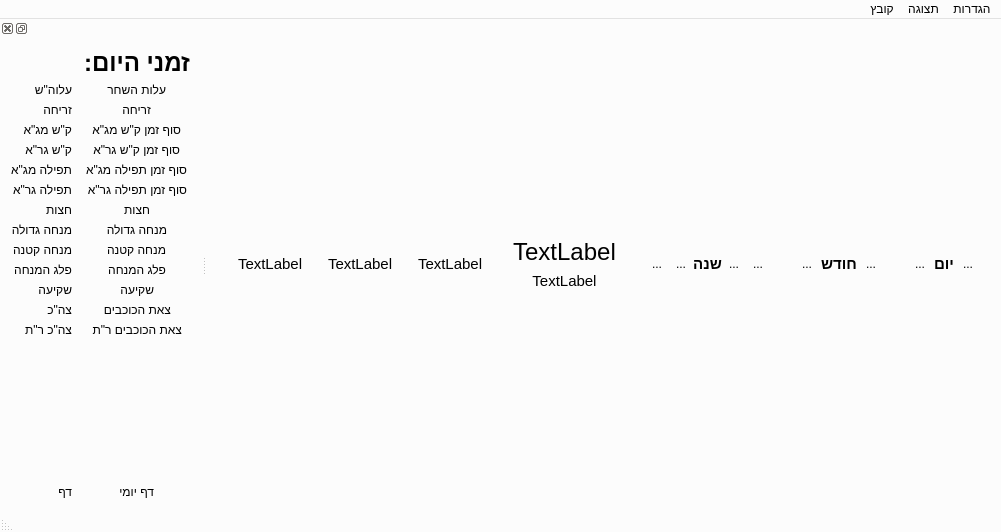
The window that mainwindow.ui (MosheWagner/luach) describes before a commit, drawn with Qt 5.
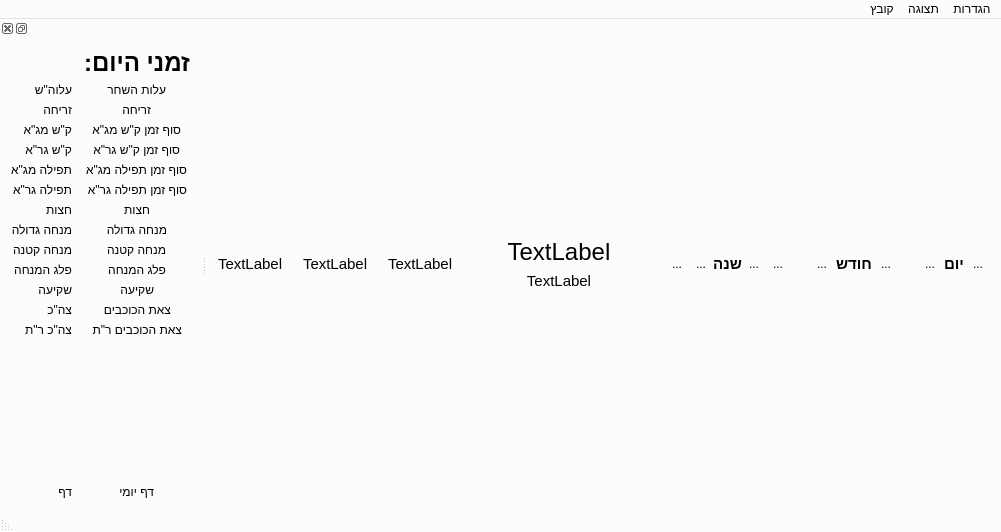
The same window after the commit. Icons and pictures are not drawn.

Commit message: - Top labels' size fixed

```diff
--- a/mainwindow.ui
+++ b/mainwindow.ui
@@ -443,20 +443,14 @@
      <number>25</number>
     </property>
     <item>
-     <layout class="QHBoxLayout" name="horizontalLayout" stretch="0,0,0,0,0,0,0,0,0">
-      <property name="spacing">
-       <number>-1</number>
-      </property>
-      <property name="leftMargin">
+     <layout class="QGridLayout" name="gridLayout_2" columnstretch="100,100,100,100,100,100,100,0,0,0">
+      <property name="horizontalSpacing">
        <number>20</number>
       </property>
-      <property name="topMargin">
-       <number>0</number>
+      <property name="verticalSpacing">
+       <number>-1</number>
       </property>
-      <property name="rightMargin">
-       <number>10</number>
-      </property>
-      <item>
+      <item row="0" column="0">
        <layout class="QHBoxLayout" name="horizontalLayout_4">
         <property name="spacing">
          <number>2</number>
@@ -523,7 +517,7 @@
         </item>
        </layout>
       </item>
-      <item>
+      <item row="0" column="1">
        <layout class="QHBoxLayout" name="horizontalLayout_3">
         <property name="spacing">
          <number>2</number>
@@ -593,7 +587,7 @@
         </item>
        </layout>
       </item>
-      <item>
+      <item row="0" column="2">
        <layout class="QHBoxLayout" name="horizontalLayout_2">
         <property name="spacing">
          <number>0</number>
@@ -694,20 +688,7 @@
         </item>
        </layout>
       </item>
-      <item>
-       <spacer name="horizontalSpacer_10">
-        <property name="orientation">
-         <enum>Qt::Horizontal</enum>
-        </property>
-        <property name="sizeHint" stdset="0">
-         <size>
-          <width>40</width>
-          <height>20</height>
-         </size>
-        </property>
-       </spacer>
-      </item>
-      <item>
+      <item row="0" column="3">
        <layout class="QVBoxLayout" name="verticalLayout_2">
         <property name="leftMargin">
          <number>0</number>
@@ -756,20 +737,7 @@
         </item>
        </layout>
       </item>
-      <item>
-       <spacer name="horizontalSpacer_11">
-        <property name="orientation">
-         <enum>Qt::Horizontal</enum>
-        </property>
-        <property name="sizeHint" stdset="0">
-         <size>
-          <width>40</width>
-          <height>20</height>
-         </size>
-        </property>
-       </spacer>
-      </item>
-      <item>
+      <item row="0" column="4">
        <widget class="QLabel" name="engdaylbl">
         <property name="sizePolicy">
          <sizepolicy hsizetype="Maximum" vsizetype="Maximum">
@@ -792,7 +760,7 @@
         </property>
        </widget>
       </item>
-      <item>
+      <item row="0" column="5">
        <widget class="QLabel" name="engmonthlbl">
         <property name="sizePolicy">
          <sizepolicy hsizetype="Maximum" vsizetype="Maximum">
@@ -815,7 +783,7 @@
         </property>
        </widget>
       </item>
-      <item>
+      <item row="0" column="6">
        <widget class="QLabel" name="engyearlbl">
         <property name="sizePolicy">
          <sizepolicy hsizetype="Maximum" vsizetype="Maximum">
```
The commit also changes 6 other files.
